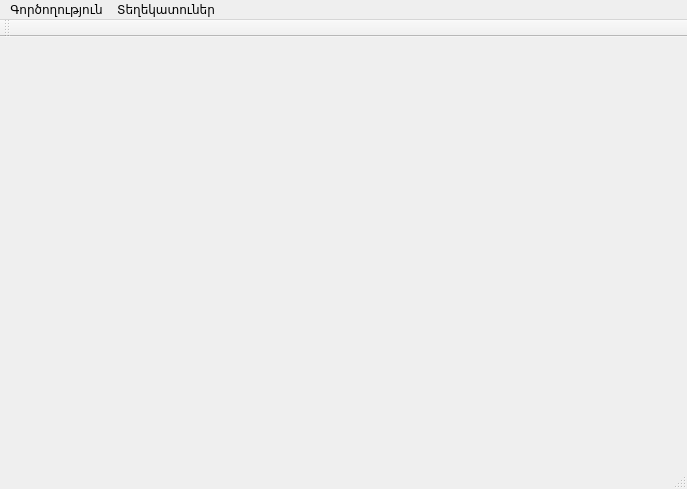
Above: mainwindow.ui from AndranikHovhannisyan/Tourniquets before the change. Below: the same form after it.
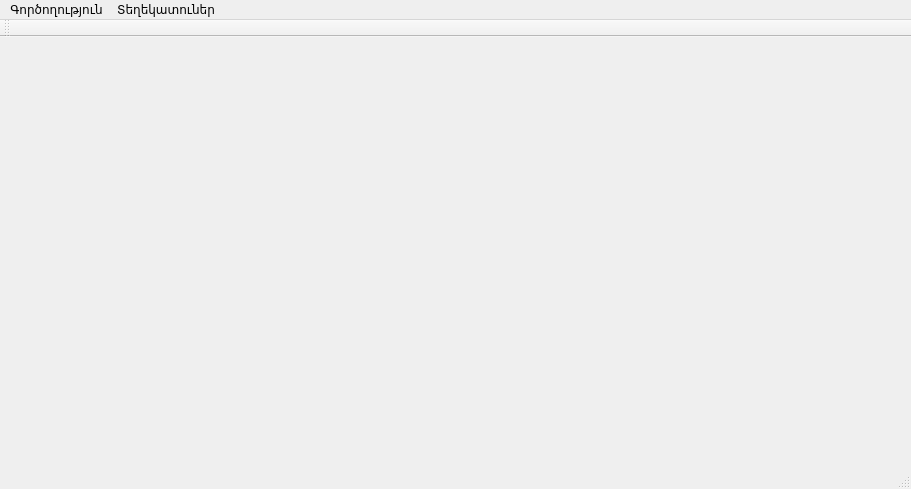
That is the form after the change.

What changed in the file:
```diff
--- a/mainwindow.ui
+++ b/mainwindow.ui
@@ -6,7 +6,7 @@
    <rect>
     <x>0</x>
     <y>0</y>
-    <width>687</width>
+    <width>911</width>
     <height>489</height>
    </rect>
   </property>
@@ -19,7 +19,7 @@
     <rect>
      <x>0</x>
      <y>0</y>
-     <width>687</width>
+     <width>911</width>
      <height>26</height>
     </rect>
    </property>
```
